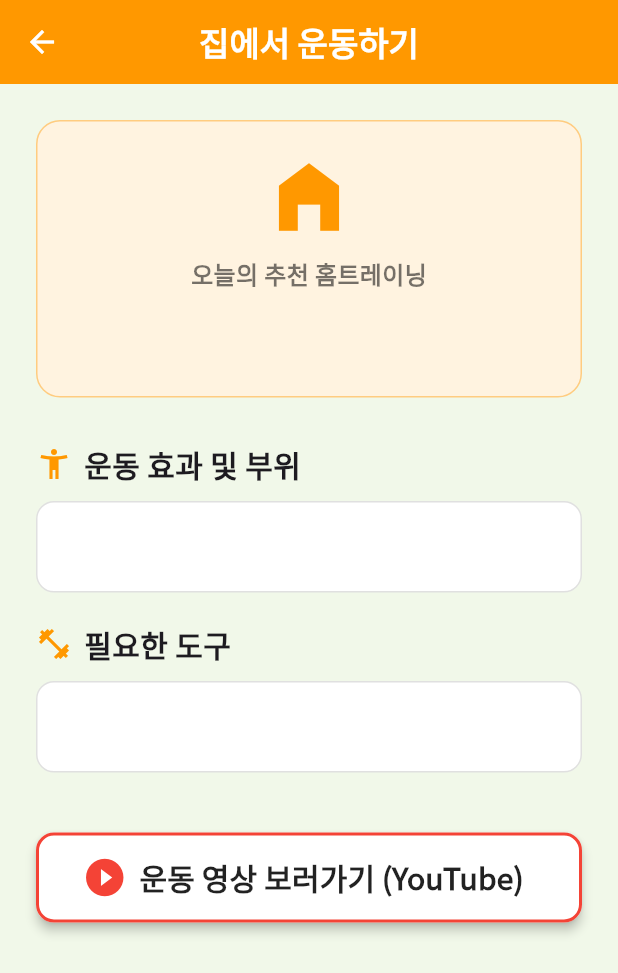
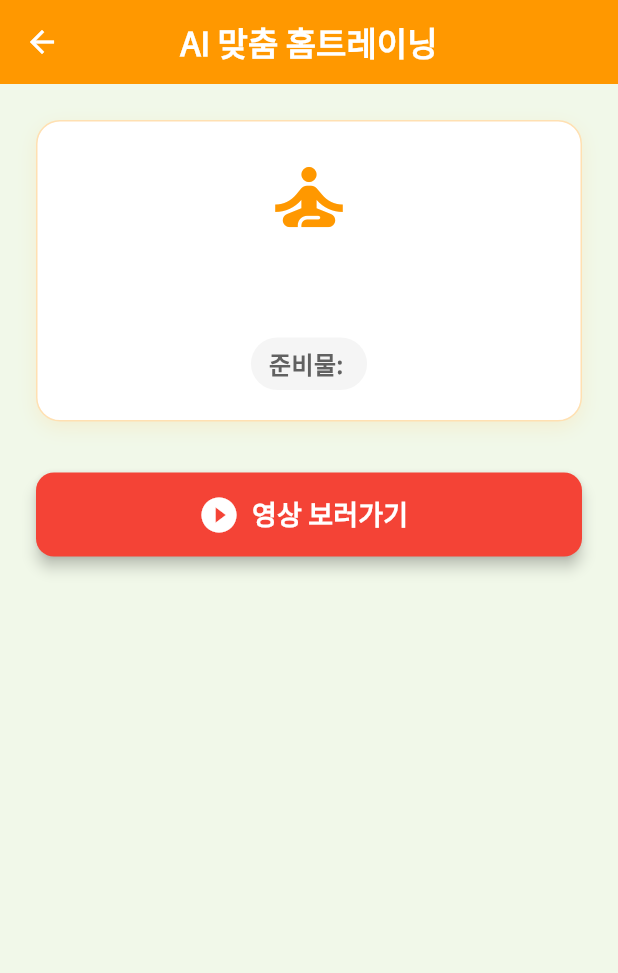
Before and after one commit to seojeong0120/recommenDA, a Flutter app: the HomeExerciseScreen screen opened directly with empty values, on a phone screen of 412 x 824 dp. Shown: the top 973 px of the screen. Run offline on Flutter 3.47's test engine with Material 3 defaults, Android fonts, the phone set to English and light mode, and no system bars; our stand-ins replace flutter_dotenv, flutter_local_notifications, flutter_map, geolocator, google_fonts, latlong2 and 1 more; missing offline and left inert: kpostal.

Commit message:
edit front - llm version

```diff
--- a/senior-exercise-recommender-core/example1/lib/home_exercise_screen.dart
+++ b/senior-exercise-recommender-core/example1/lib/home_exercise_screen.dart
@@ -2,10 +2,15 @@ import 'package:flutter/material.dart';
 import 'package:url_launcher/url_launcher.dart';
 
 class HomeExerciseScreen extends StatelessWidget {
-  final String exerciseName; // 운동 이름
-  final String exerciseInfo; // 운동 정보 (효과 등)
-  final String equipment;    // 필요 도구 (맨몸 등)
-  final String videoUrl;     // 유튜브 링크
+  final String exerciseName;
+  final String exerciseInfo; // 기본 정보 (체력항목 등)
+  final String equipment;    // 운동 도구
+  final String videoUrl;
+
+  // [신규] LLM이 생성한 상세 정보들
+  final List<String> reasons;   // 추천 이유
+  final List<String> cautions;  // 주의사항
+  final String nextStep;        // 다음 단계 제안
 
   const HomeExerciseScreen({
     super.key,
@@ -13,9 +18,11 @@ class HomeExerciseScreen extends StatelessWidget {
     required this.exerciseInfo,
     required this.equipment,
     required this.videoUrl,
+    required this.reasons,
+    required this.cautions,
+    required this.nextStep,
   });
 
-  // 유튜브 링크 열기 함수
   Future<void> _launchURL() async {
     final Uri url = Uri.parse(videoUrl);
     if (!await launchUrl(url, mode: LaunchMode.externalApplication)) {
@@ -27,8 +34,8 @@ class HomeExerciseScreen extends StatelessWidget {
   Widget build(BuildContext context) {
     return Scaffold(
       appBar: AppBar(
-        title: const Text("집에서 운동하기"),
-        backgroundColor: Colors.orange, // 실내 운동은 따뜻한 오렌지색
+        title: const Text("AI 맞춤 홈트레이닝"),
+        backgroundColor: Colors.orange,
         foregroundColor: Colors.white,
       ),
       body: SafeArea(
@@ -37,62 +44,97 @@ class HomeExerciseScreen extends StatelessWidget {
           child: Column(
             crossAxisAlignment: CrossAxisAlignment.stretch,
             children: [
-              // 1. 운동 제목
+              // 1. 운동 제목 및 도구
               Container(
                 padding: const EdgeInsets.all(20),
                 decoration: BoxDecoration(
-                  color: Colors.orange.shade50,
+                  color: Colors.white,
                   borderRadius: BorderRadius.circular(16),
-                  border: Border.all(color: Colors.orange.shade200),
+                  boxShadow: [
+                    BoxShadow(color: Colors.orange.withOpacity(0.1), blurRadius: 10, offset: const Offset(0, 4))
+                  ],
+                  border: Border.all(color: Colors.orange.shade100),
                 ),
                 child: Column(
                   children: [
-                    const Icon(Icons.home_filled, size: 60, color: Colors.orange),
-                    const SizedBox(height: 10),
-                    const Text(
-                      "오늘의 추천 홈트레이닝",
-                      style: TextStyle(fontSize: 16, color: Colors.black54, fontWeight: FontWeight.bold),
+                    const Icon(Icons.self_improvement, size: 60, color: Colors.orange),
+                    const SizedBox(height: 16),
+                    Text(
+                      exerciseName,
+                      style: const TextStyle(fontSize: 26, fontWeight: FontWeight.bold, color: Colors.black87),
+                      textAlign: TextAlign.center,
                     ),
                     const SizedBox(height: 10),
-                    Text(
-                      exerciseName,
-                      style: const TextStyle(fontSize: 28, fontWeight: FontWeight.bold, color: Colors.black87),
-                      textAlign: TextAlign.center,
+                    Container(
+                      padding: const EdgeInsets.symmetric(horizontal: 12, vertical: 6),
+                      decoration: BoxDecoration(
+                        color: Colors.grey.shade100,
+                        borderRadius: BorderRadius.circular(20),
+                      ),
+                      child: Text(
+                        "준비물: $equipment",
+                        style: TextStyle(fontSize: 16, color: Colors.grey.shade700, fontWeight: FontWeight.w600),
+                      ),
                     ),
                   ],
                 ),
               ),
-              const SizedBox(height: 30),
+              const SizedBox(height: 24),
 
-              // 2. 운동 정보 (어디에 좋은지)
-              _buildInfoCard("운동 효과 및 부위", exerciseInfo, Icons.accessibility_new),
+              // 2. [LLM] 추천 이유 (왜 이 운동인가요?)
+              if (reasons.isNotEmpty)
+                _buildSection(
+                  title: "이 운동을 추천하는 이유",
+                  icon: Icons.thumb_up_alt_rounded,
+                  color: Colors.blue,
+                  content: Column(
+                    crossAxisAlignment: CrossAxisAlignment.start,
+                    children: reasons.map((r) => _buildBulletPoint(r)).toList(),
+                  ),
+                ),
 
-              const SizedBox(height: 20),
+              // 3. [LLM] 주의사항 (조심하세요!)
+              if (cautions.isNotEmpty)
+                _buildSection(
+                  title: "주의하세요!",
+                  icon: Icons.warning_rounded,
+                  color: Colors.red,
+                  content: Column(
+                    crossAxisAlignment: CrossAxisAlignment.start,
+                    children: cautions.map((c) => _buildBulletPoint(c)).toList(),
+                  ),
+                ),
 
-              // 3. 필요 도구
-              _buildInfoCard("필요한 도구", equipment, Icons.fitness_center),
+              // 4. [LLM] 다음 단계 (발전하기)
+              if (nextStep.isNotEmpty)
+                _buildSection(
+                  title: "더 나아가기",
+                  icon: Icons.trending_up_rounded,
+                  color: Colors.purple,
+                  content: Text(
+                    nextStep,
+                    style: const TextStyle(fontSize: 16, height: 1.5, color: Colors.black87),
+                  ),
+                ),
 
-              const SizedBox(height: 40),
+              const SizedBox(height: 10),
 
-              // 4. 유튜브 바로가기 버튼
+              // 5. 유튜브 버튼
               SizedBox(
-                height: 60,
+                height: 56,
                 child: ElevatedButton.icon(
                   onPressed: _launchURL,
-                  icon: const Icon(Icons.play_circle_fill, size: 30, color: Colors.red),
-                  label: const Text(
-                    "운동 영상 보러가기 (YouTube)",
-                    style: TextStyle(fontSize: 20, fontWeight: FontWeight.bold),
-                  ),
+                  icon: const Icon(Icons.play_circle_fill, size: 28),
+                  label: const Text("영상 보러가기", style: TextStyle(fontSize: 18, fontWeight: FontWeight.bold)),
                   style: ElevatedButton.styleFrom(
-                    backgroundColor: Colors.white,
-                    foregroundColor: Colors.black87,
-                    elevation: 3,
-                    side: const BorderSide(color: Colors.red, width: 2),
+                    backgroundColor: Colors.red, // 유튜브 색상
+                    foregroundColor: Colors.white,
                     shape: RoundedRectangleBorder(borderRadius: BorderRadius.circular(12)),
+                    elevation: 4,
                   ),
                 ),
               ),
+              const SizedBox(height: 20),
             ],
           ),
         ),
@@ -100,33 +142,48 @@ class HomeExerciseScreen extends StatelessWidget {
     );
   }
 
-  // 정보 카드 위젯 (코드 중복 방지)
-  Widget _buildInfoCard(String title, String content, IconData icon) {
-    return Column(
+  // 섹션 빌더 (카드 형태)
+  Widget _buildSection({required String title, required IconData icon, required Color color, required Widget content}) {
+    return Padding(
+      padding: const EdgeInsets.only(bottom: 20.0),
+      child: Container(
+        padding: const EdgeInsets.all(20),
+        decoration: BoxDecoration(
+          color: color.withOpacity(0.05),
+          borderRadius: BorderRadius.circular(16),
+          border: Border.all(color: color.withOpacity(0.2)),
+        ),
+        child: Column(
           crossAxisAlignment: CrossAxisAlignment.start,
           children: [
             Row(
               children: [
-            Icon(icon, color: Colors.orange, size: 24),
+                Icon(icon, color: color, size: 24),
                 const SizedBox(width: 8),
-            Text(title, style: const TextStyle(fontSize: 20, fontWeight: FontWeight.bold)),
+                Text(title, style: TextStyle(fontSize: 18, fontWeight: FontWeight.bold, color: color)),
               ],
             ),
-        const SizedBox(height: 10),
-        Container(
-          width: double.infinity,
-          padding: const EdgeInsets.all(16),
-          decoration: BoxDecoration(
-            color: Colors.white,
-            borderRadius: BorderRadius.circular(12),
-            border: Border.all(color: Colors.grey.shade300),
-          ),
-          child: Text(
+            const SizedBox(height: 12),
             content,
-            style: const TextStyle(fontSize: 18, height: 1.5),
+          ],
         ),
       ),
+    );
+  }
+
+  // 리스트 아이템 빌더 (쩜 찍고 내용)
+  Widget _buildBulletPoint(String text) {
+    return Padding(
+      padding: const EdgeInsets.only(bottom: 6.0),
+      child: Row(
+        crossAxisAlignment: CrossAxisAlignment.start,
+        children: [
+          const Text("• ", style: TextStyle(fontSize: 16, fontWeight: FontWeight.bold)),
+          Expanded(
+            child: Text(text, style: const TextStyle(fontSize: 16, height: 1.4, color: Colors.black87)),
+          ),
         ],
+      ),
     );
   }
 }
```
Also changed, not shown: senior-exercise-recommender-core/db/exercise_history.json (+75 -0 lines), senior-exercise-recommender-core/example1/lib/home_screen.dart (+58 -57 lines), senior-exercise-recommender-core/example1/lib/login_screen.dart (+12 -3 lines), senior-exercise-recommender-core/example1/lib/map_screen.dart (+27 -2 lines), senior-exercise-recommender-core/example1/lib/recommendation_list.dart (added, +70 -0 lines), 2 other files. Lines whose indentation alone changed are shown as unchanged.
